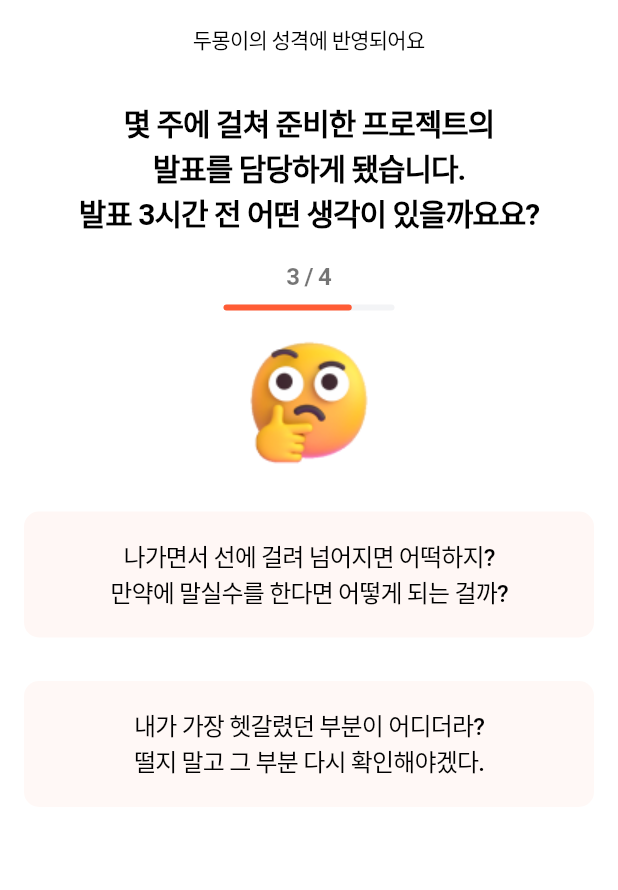
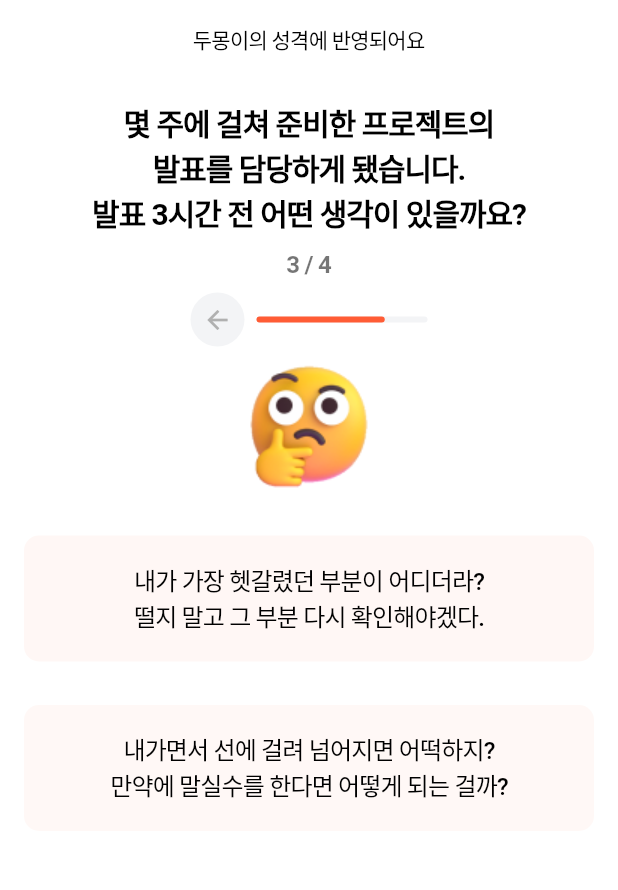
Before and after one commit to Mymyseoyoung/zerotoone_project, a Flutter app: the Mbti2 screen opened directly, after a tap on an icon or button, on a phone screen of 412 x 824 dp, the part 120-1010 px from its top. Run offline on Flutter 3.47's test engine with Material 3 defaults, Android fonts, the phone set to English and light mode, and no system bars; Roboto replaces fonts that are missing (Pretendard).

Commit message:
mbtilast commit

```diff
--- a/lib/mbti2.dart
+++ b/lib/mbti2.dart
@@ -1,4 +1,5 @@
 import 'package:flutter/material.dart';
+import 'mbti1.dart'; // Mbti1 import 추가
 import 'mbti3.dart';
 
 class Mbti2 extends StatefulWidget {
@@ -47,7 +48,7 @@ class _MBTIState extends State<Mbti2> {
               ),
               const SizedBox(height: 30),
               Text(
-                '동료가 열심히 해도 성과가 \n안 난다며 고민 상담을 시작합니다. \n고민을 들은 당신은 어떤 답변을 줄까요요?',
+                '동료가 열심히 해도 성과가 \n안 난다며 고민 상담을 시작합니다. \n고민을 들은 당신은 어떤 답변을 줄까요?',
                 textAlign: TextAlign.center,
                 style: TextStyle(
                   color: Colors.black,
@@ -70,9 +71,37 @@ class _MBTIState extends State<Mbti2> {
                   letterSpacing: -0.50,
                 ),
               ),
-              const SizedBox(height: 8),
-              Rectangle4439(),
               const SizedBox(height: 16),
+              // 뒤로가기 버튼과 바를 텍스트와 이모지 사이에 배치
+              Row(
+                mainAxisSize: MainAxisSize.min, // Row 크기 최소화
+                children: [
+                  GestureDetector(
+                    onTap: () {
+                      Navigator.push(
+                        context,
+                        MaterialPageRoute(builder: (context) => const Mbti1()),
+                      );
+                    },
+                    child: Container(
+                      width: 36,
+                      height: 36,
+                      decoration: BoxDecoration(
+                        shape: BoxShape.circle,
+                        color: const Color(0xFFF3F4F6), // 버튼 배경색
+                      ),
+                      child: const Icon(
+                        Icons.arrow_back, // 왼쪽 화살표 아이콘
+                        color: Color(0xFFB0B0B0), // 아이콘 색상
+                        size: 20,
+                      ),
+                    ),
+                  ), // 버튼 추가
+                  const SizedBox(width: 8), // 버튼과 바 사이 간격
+                  Rectangle4439(),
+                ],
+              ),
+              const SizedBox(height: 8), // 버튼-바와 이모지 사이 간격 조정
               Container(
                 width: 88,
                 height: 88,
@@ -150,7 +179,7 @@ class _MBTIState extends State<Mbti2> {
                         borderRadius: BorderRadius.circular(10),
                       ),
                       child: const Text(
-                        '열심히 하는데 안 풀리는 것만큼 속상한 게 없죠..ㅠ \n누구보다 열심히 하시니 꼭 웃을 날이 올 거예요!',
+                        '열심히 하는데 안 풀리는 것만큼 속상한 게 없죠.. \n누구보다 열심히 하시니 꼭 웃을 날이 올 거예요!',
                         textAlign: TextAlign.center,
                         style: TextStyle(
                           color: Colors.black,
--- a/lib/mbti3.dart
+++ b/lib/mbti3.dart
@@ -1,14 +1,16 @@
 import 'package:flutter/material.dart';
-import 'mbti4.dart';
+import 'mbti4.dart'; // Mbti4 import 추가
+import 'mbti2.dart';
 
 class Mbti3 extends StatefulWidget {
   const Mbti3({Key? key}) : super(key: key);
 
   @override
-  _MBTIState createState() => _MBTIState();
+  _Mbti3State createState() => _Mbti3State(); // State 클래스 이름 수정
 }
 
-class _MBTIState extends State<Mbti3> {
+class _Mbti3State extends State<Mbti3> {
+  // State 클래스 이름 수정
   int selectedOption = -1;
 
   @override
@@ -47,7 +49,7 @@ class _MBTIState extends State<Mbti3> {
               ),
               const SizedBox(height: 30),
               Text(
-                '몇 주에 걸쳐 준비한 프로젝트의 \n발표를 담당하게 됐습니다. \n발표 3시간 전 어떤 생각이 있을까요요?',
+                '몇 주에 걸쳐 준비한 프로젝트의\n발표를 담당하게 됐습니다.\n발표 3시간 전 어떤 생각이 있을까요?',
                 textAlign: TextAlign.center,
                 style: TextStyle(
                   color: Colors.black,
@@ -58,7 +60,7 @@ class _MBTIState extends State<Mbti3> {
                   letterSpacing: -0.70,
                 ),
               ),
-              const SizedBox(height: 16),
+              const SizedBox(height: 8),
               const Text(
                 '3 / 4',
                 style: TextStyle(
@@ -71,8 +73,35 @@ class _MBTIState extends State<Mbti3> {
                 ),
               ),
               const SizedBox(height: 8),
-              Rectangle4439(),
-              const SizedBox(height: 16),
+              Row(
+                mainAxisSize: MainAxisSize.min,
+                children: [
+                  GestureDetector(
+                    onTap: () {
+                      Navigator.push(
+                        context,
+                        MaterialPageRoute(builder: (context) => const Mbti2()),
+                      );
+                    },
+                    child: Container(
+                      width: 36,
+                      height: 36,
+                      decoration: BoxDecoration(
+                        shape: BoxShape.circle,
+                        color: const Color(0xFFF3F4F6),
+                      ),
+                      child: const Icon(
+                        Icons.arrow_back,
+                        color: Color(0xFFB0B0B0),
+                        size: 20,
+                      ),
+                    ),
+                  ),
+                  const SizedBox(width: 8),
+                  Rectangle4439(),
+                ],
+              ),
+              const SizedBox(height: 8),
               Container(
                 width: 88,
                 height: 88,
@@ -89,7 +118,7 @@ class _MBTIState extends State<Mbti3> {
                   GestureDetector(
                     onTap: () {
                       setState(() {
-                        selectedOption = 0;
+                        selectedOption = 1;
                       });
                       Navigator.push(
                         context,
@@ -103,7 +132,7 @@ class _MBTIState extends State<Mbti3> {
                       decoration: BoxDecoration(
                         color: const Color(0xFFFFF7F5),
                         border: Border.all(
-                          color: selectedOption == 0
+                          color: selectedOption == 1
                               ? const Color(0xFFFF5C35)
                               : Colors.transparent,
                           width: 2,
@@ -111,7 +140,7 @@ class _MBTIState extends State<Mbti3> {
                         borderRadius: BorderRadius.circular(10),
                       ),
                       child: const Text(
-                        '나가면서 선에 걸려 넘어지면 어떡하지? \n만약에 말실수를 한다면 어떻게 되는 걸까?',
+                        '내가 가장 헷갈렸던 부분이 어디더라?\n떨지 말고 그 부분 다시 확인해야겠다.',
                         textAlign: TextAlign.center,
                         style: TextStyle(
                           color: Colors.black,
@@ -128,7 +157,7 @@ class _MBTIState extends State<Mbti3> {
                   GestureDetector(
                     onTap: () {
                       setState(() {
-                        selectedOption = 1;
+                        selectedOption = 0;
                       });
                       Navigator.push(
                         context,
@@ -142,7 +171,7 @@ class _MBTIState extends State<Mbti3> {
                       decoration: BoxDecoration(
                         color: const Color(0xFFFFF8F6),
                         border: Border.all(
-                          color: selectedOption == 1
+                          color: selectedOption == 0
                               ? const Color(0xFFFF5C35)
                               : Colors.transparent,
                           width: 2,
@@ -150,7 +179,7 @@ class _MBTIState extends State<Mbti3> {
                         borderRadius: BorderRadius.circular(10),
                       ),
                       child: const Text(
-                        '내가 가장 헷갈렸던 부분이 어디더라? \n떨지 말고 그 부분 다시 확인해야겠다.',
+                        '내가면서 선에 걸려 넘어지면 어떡하지?\n만약에 말실수를 한다면 어떻게 되는 걸까?',
                         textAlign: TextAlign.center,
                         style: TextStyle(
                           color: Colors.black,
```
Also changed, not shown: lib/mbti1.dart (+38 -6 lines), lib/mbti4.dart (+41 -10 lines).
